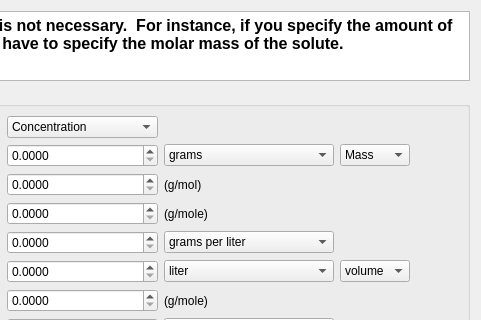
First picture: the form in src/calculator/concCalculator.ui, repository KDE/kalzium, before the edit; both pictures show x 225 to 706 and y 0 to 320 of the 706 by 441 pixel window.
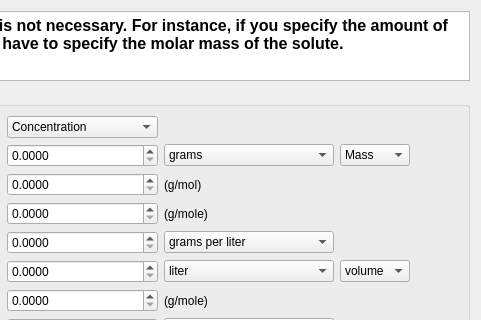
Second picture: the form after the edit. Custom widgets are drawn as their Qt base class.

Patch:
```diff
--- a/src/calculator/concCalculator.ui
+++ b/src/calculator/concCalculator.ui
@@ -24,7 +24,7 @@
 &lt;html&gt;&lt;head&gt;&lt;meta name=&quot;qrichtext&quot; content=&quot;1&quot; /&gt;&lt;style type=&quot;text/css&quot;&gt;
 p, li { white-space: pre-wrap; }
 &lt;/style&gt;&lt;/head&gt;&lt;body style=&quot; font-family:'DejaVu Sans'; font-size:9pt; font-weight:400; font-style:normal;&quot;&gt;
-&lt;p style=&quot; margin-top:0px; margin-bottom:0px; margin-left:0px; margin-right:0px; -qt-block-indent:0; text-indent:0px;&quot;&gt;&lt;span style=&quot; font-size:12pt; font-weight:600;&quot;&gt;Some of the following data is not necessary.  For instance, if you specify the amount of solute in moles, you do not have to specify the molar mass of the solute.&lt;/span&gt;&lt;/p&gt;&lt;/body&gt;&lt;/html&gt;</string>
+&lt;p style=&quot; margin-top:0px; margin-bottom:0px; margin-left:0px; margin-right:0px; -qt-block-indent:0; text-indent:0px;&quot;&gt;&lt;span style=&quot; font-size:12pt; font-weight:600;&quot;&gt;Some of the following data is not necessary. For instance, if you specify the amount of solute in moles, you do not have to specify the molar mass of the solute.&lt;/span&gt;&lt;/p&gt;&lt;/body&gt;&lt;/html&gt;</string>
      </property>
     </widget>
    </item>
```
